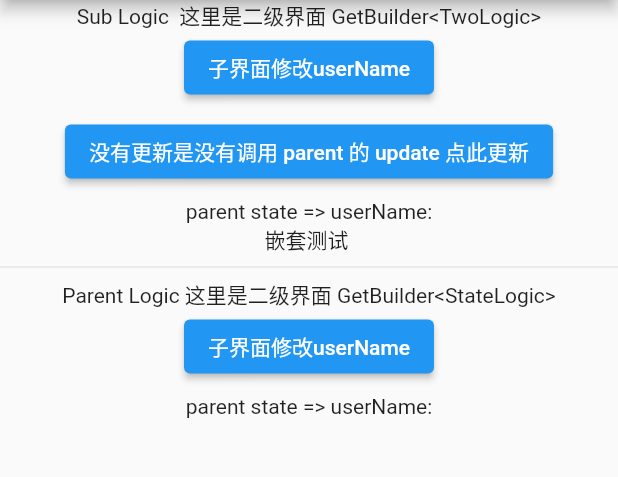
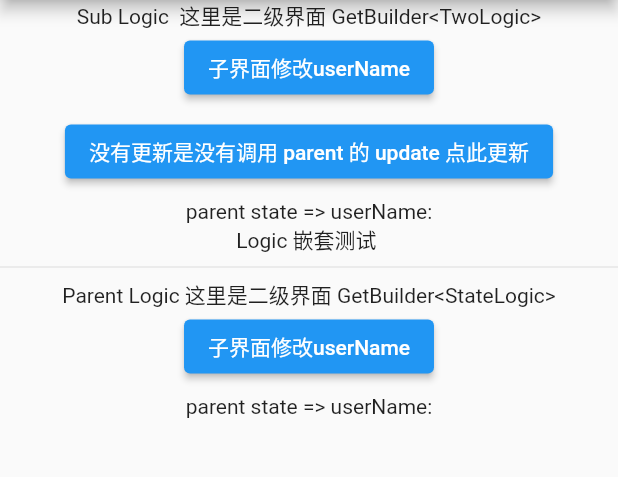
Before and after one commit to ly01112020/flutter3_test, a Flutter app: the TwoPage screen opened by its route, on a phone screen of 412 x 824 dp, the part 84-561 px from its top. Run offline on Flutter 3.47's test engine with Material 2 defaults, Android fonts, the phone set to English and light mode, and no system bars; our stand-ins replace get.

Commit message:
学习请求相关知识

```diff
--- /dev/null
+++ b/lib/pages/network/network_state.dart
@@ -0,0 +1,5 @@
+class NetworkState {
+  NetworkState() {
+    ///Initialize variables
+  }
+}
--- a/lib/pages/state/two/two_view.dart
+++ b/lib/pages/state/two/two_view.dart
@@ -43,7 +43,7 @@ class TwoPage extends StatelessWidget {
                   GetBuilder<StateLogic>(
                     assignId: true,
                     builder: (logic) {
-                      return Text('嵌套测试 ${parentLogic.state.userName}');
+                      return Text('Logic 嵌套测试 ${parentLogic.state.userName}');
                     },
                   ),
                 ],
```
Also changed, not shown: lib/pages/network/network_binding.dart (added, +10 -0 lines), lib/pages/network/network_logic.dart (added, +7 -0 lines), lib/pages/network/network_view.dart (added, +14 -0 lines).
